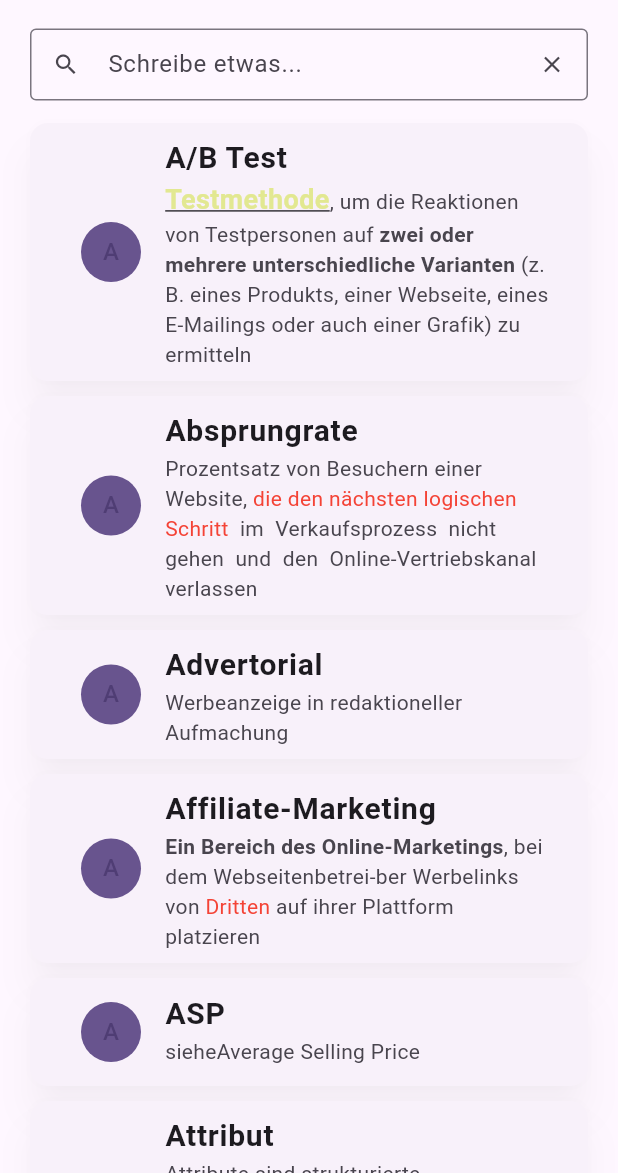
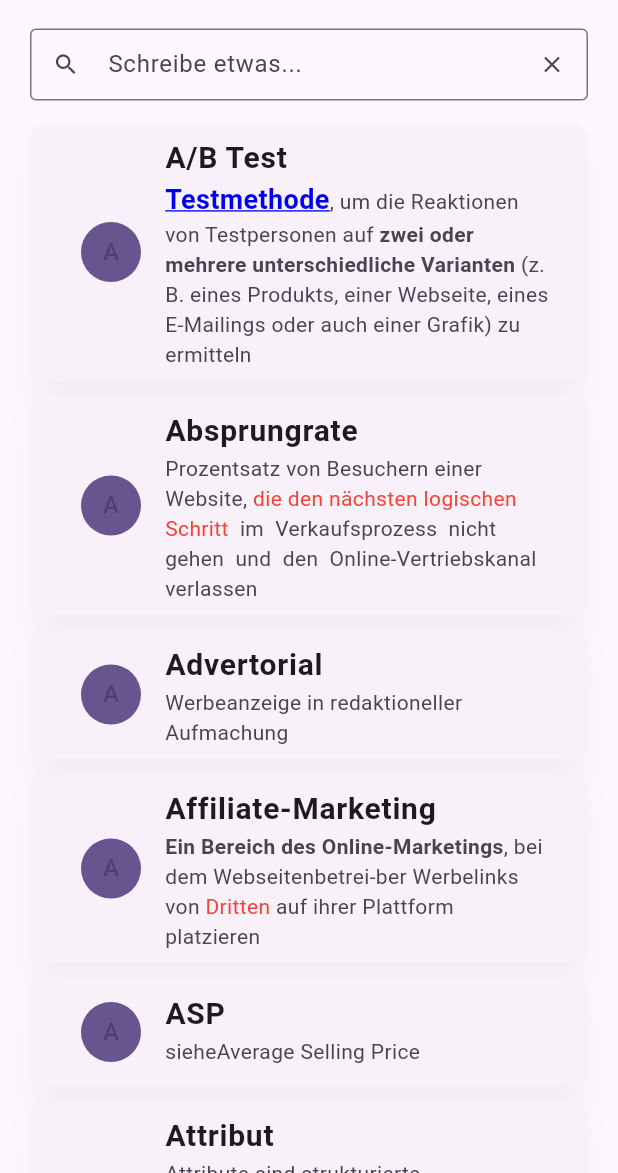
Before and after one commit to sahibul-nf/Kaufmann_Kennzahlen, a Flutter app: the HomePage screen opened directly, on a phone screen of 412 x 824 dp, the part 63-1236 px from its top. Run offline on Flutter 3.47's test engine with Material 2 defaults, Android fonts, the phone set to English and light mode, and no system bars; drawn by our look-alikes of styled_text; our stand-ins replace google_fonts.

Commit message:
LInk color

```diff
--- a/lib/screens/Home_page/home_page.dart
+++ b/lib/screens/Home_page/home_page.dart
@@ -33,16 +33,14 @@ class HomePageState extends State<HomePage> {
     });
   }
 
-  Color _color = Color.fromARGB(255, 226, 232, 145);
+  // Color _color = Color.fromARGB(255, 226, 232, 145);
 
   void _openLink(BuildContext context, Map<String?, String?> attrs) async {
     final String link = attrs['href']!;
-
-    setState(() {
-      _color = Color.fromRGBO(85, 26, 139, 1);
-    });
-
     launch(link);
+    // setState(() {
+    //   _color = Color.fromRGBO(85, 26, 139, 1);
+    // });
   }
 
   final bool _hasBeenPressed = false;
@@ -122,9 +120,10 @@ class HomePageState extends State<HomePage> {
                           (_, attrs) => _openLink(context, attrs),
                           style: TextStyle(
                               decoration: TextDecoration.underline,
-                              color: _color,
+                              decorationColor: Color.fromRGBO(0, 0, 238, 1),
+                              color: Color.fromRGBO(0, 0, 238, 1),
                               fontSize: 18,
-                              fontWeight: FontWeight.bold),
+                              fontWeight: FontWeight.w700),
                         ),
                         'b': StyledTextTag(
                             style:
```
